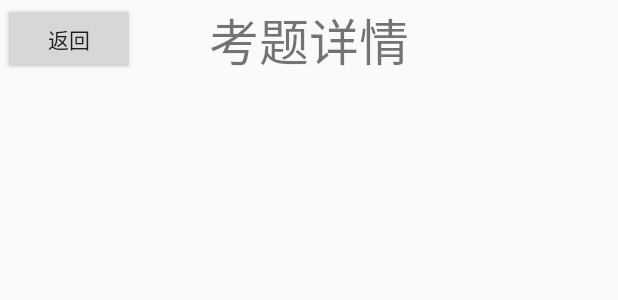
After one commit to hangtianfeige/kaozhengzy, an Android app: the layout kaotixiangqing.xml on its own in the app's theme, with its tools: preview values and no code run, on a phone screen of 412 x 824 dp. The commit adds this screen. Shown: the top 300 px of the screen. Run offline under Robolectric (Android 15) with nearby library versions, the phone set to English and light mode, and no system bars.

Commit message:
第五次提交-------修改首页隐藏actionbar

```diff
--- a/app/src/main/AndroidManifest.xml
+++ b/app/src/main/AndroidManifest.xml
@@ -8,7 +8,7 @@
         android:icon="@mipmap/ic_launcher"
         android:label="@string/app_name"
         android:supportsRtl="true"
-        android:theme="@style/AppTheme">
+        android:theme="@style/Theme.AppCompat.Light.NoActionBar">
         <activity
             android:name=".MainActivity"
             android:label="@string/app_name">
@@ -19,6 +19,7 @@
             </intent-filter>
         </activity>
         <activity android:name=".LiNianKaoTiActivity"></activity>
+        <activity android:name=".kaotixiangqing"></activity>
     </application>
 
 </manifest>
--- a/app/src/main/java/com/example/administrator/kaozhengzy/LiNianKaoTiActivity.java
+++ b/app/src/main/java/com/example/administrator/kaozhengzy/LiNianKaoTiActivity.java
@@ -1,6 +1,7 @@
 package com.example.administrator.kaozhengzy;
 
 import android.app.Activity;
+import android.content.Intent;
 import android.os.Bundle;
 import android.view.View;
 import android.widget.AdapterView;
@@ -29,7 +30,9 @@ public class LiNianKaoTiActivity extends Activity {
         grdvKaoti.setOnItemClickListener(new AdapterView.OnItemClickListener() {
             @Override
             public void onItemClick(AdapterView<?> parent, View view, int position, long id) {
-                Toast.makeText(LiNianKaoTiActivity.this, position + "", Toast.LENGTH_SHORT).show();
+                Intent intent = new Intent(LiNianKaoTiActivity.this, kaotixiangqing.class);
+                intent.putExtra("year", iconName[position]);
+                startActivity(intent);
             }
         });
     }
--- a/app/src/main/java/com/example/administrator/kaozhengzy/MainActivity.java
+++ b/app/src/main/java/com/example/administrator/kaozhengzy/MainActivity.java
@@ -8,6 +8,7 @@ import android.support.v4.view.ViewPager;
 import android.support.v4.view.ViewPager.OnPageChangeListener;
 import android.support.v7.app.ActionBarActivity;
 import android.view.View;
+import android.view.Window;
 import android.view.WindowManager;
 import android.widget.Button;
 import android.widget.EditText;
@@ -92,6 +93,7 @@ public class MainActivity extends ActionBarActivity implements View.OnClickListe
     @Override
     protected void onCreate(Bundle savedInstanceState) {
         getWindow().setSoftInputMode(WindowManager.LayoutParams.SOFT_INPUT_STATE_ALWAYS_HIDDEN);
+        requestWindowFeature(Window.FEATURE_NO_TITLE);
         super.onCreate(savedInstanceState);
         setContentView(R.layout.activity_main);
         ButterKnife.bind(this);
--- a/app/src/main/res/layout/activity_main.xml
+++ b/app/src/main/res/layout/activity_main.xml
@@ -1,10 +1,9 @@
 <?xml version="1.0" encoding="utf-8"?>
 <RelativeLayout
     xmlns:android="http://schemas.android.com/apk/res/android"
-    xmlns:tools="http://schemas.android.com/tools"
     android:layout_width="match_parent"
     android:layout_height="match_parent"
-    tools:context="com.example.administrator.kaozhengzl.MainActivity">
+    >
 
     <LinearLayout
         android:id="@+id/lay_shousuo"
--- /dev/null
+++ b/app/src/main/res/layout/kaotixiangqing.xml
@@ -0,0 +1,14 @@
+<?xml version="1.0" encoding="utf-8"?>
+<LinearLayout xmlns:android="http://schemas.android.com/apk/res/android"
+              xmlns:titlelayout="http://schemas.android.com/apk/res-auto"
+              android:layout_width="match_parent"
+              android:layout_height="match_parent"
+              android:orientation="vertical">
+
+    <com.example.administrator.kaozhengzy.titlelayout
+        android:id="@+id/title_kaoti"
+        android:layout_width="match_parent"
+        android:layout_height="wrap_content"
+        titlelayout:titletext="考题详情"
+        ></com.example.administrator.kaozhengzy.titlelayout>
+</LinearLayout>
```
Also changed, not shown: app/src/main/java/com/example/administrator/kaozhengzy/kaotixiangqing.java (added, +30 -0 lines).
